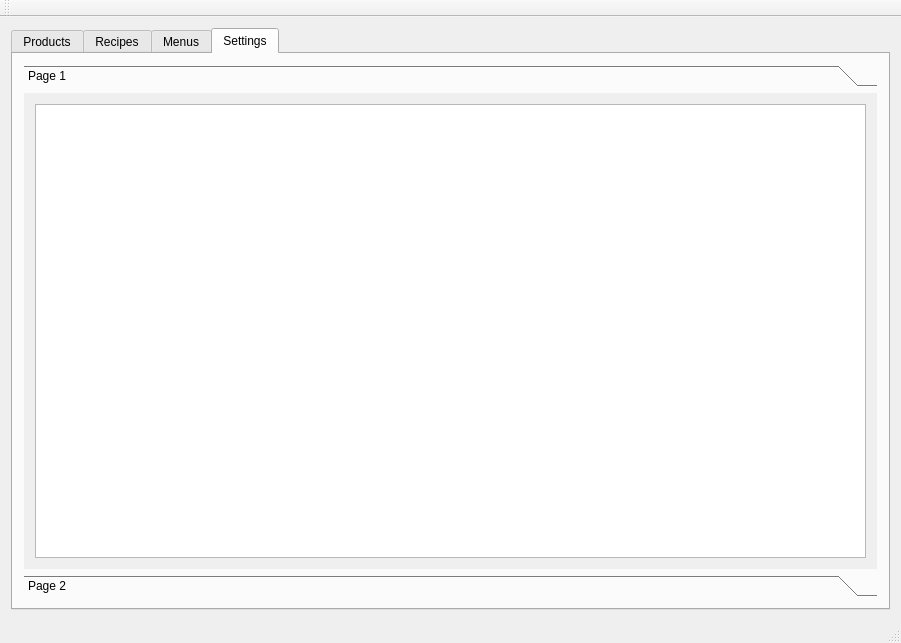
This is mainwindow.ui in Greezael/sukaldu as Qt 5 draws it before an edit. The edited form follows.
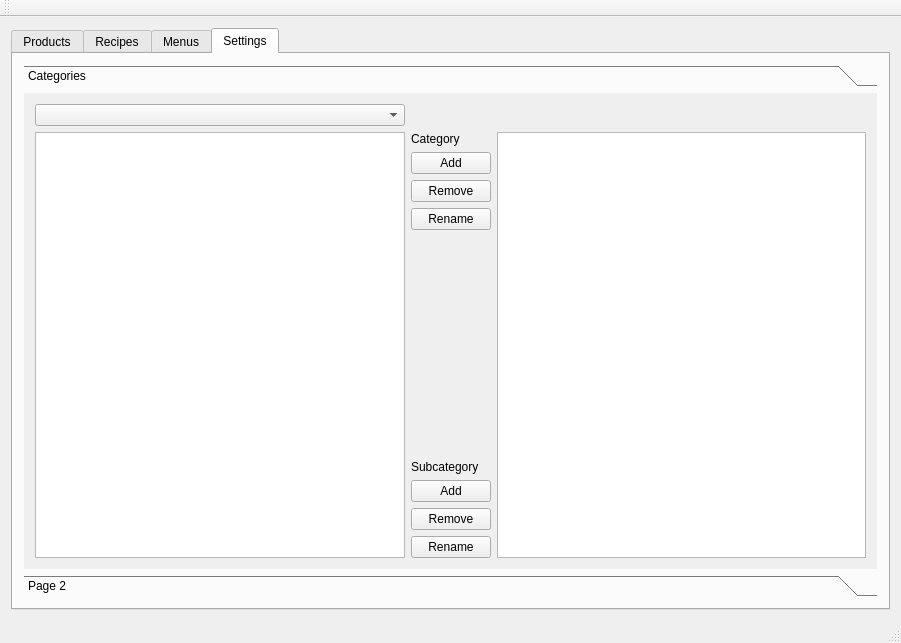
This is the edited form. The open tabs and pages were chosen to show the change.

Commit message: Settings section: listing categories and subcategories

```diff
--- a/mainwindow.ui
+++ b/mainwindow.ui
@@ -775,16 +775,91 @@
             <rect>
              <x>0</x>
              <y>0</y>
-             <width>93</width>
-             <height>93</height>
+             <width>861</width>
+             <height>434</height>
             </rect>
            </property>
            <attribute name="label">
-            <string>Page 1</string>
+            <string>Categories</string>
            </attribute>
            <layout class="QGridLayout" name="gridLayout_3">
+            <item row="4" column="1">
+             <widget class="QPushButton" name="set_cat_ren">
+              <property name="text">
+               <string>Rename</string>
+              </property>
+             </widget>
+            </item>
+            <item row="2" column="1">
+             <widget class="QPushButton" name="set_cat_add">
+              <property name="text">
+               <string>Add</string>
+              </property>
+             </widget>
+            </item>
+            <item row="7" column="1">
+             <widget class="QPushButton" name="set_subcat_add">
+              <property name="text">
+               <string>Add</string>
+              </property>
+             </widget>
+            </item>
+            <item row="8" column="1">
+             <widget class="QPushButton" name="set_subcat_rem">
+              <property name="text">
+               <string>Remove</string>
+              </property>
+             </widget>
+            </item>
+            <item row="9" column="1">
+             <widget class="QPushButton" name="set_subcat_ren">
+              <property name="text">
+               <string>Rename</string>
+              </property>
+             </widget>
+            </item>
+            <item row="5" column="1">
+             <spacer name="verticalSpacer">
+              <property name="orientation">
+               <enum>Qt::Vertical</enum>
+              </property>
+              <property name="sizeHint" stdset="0">
+               <size>
+                <width>20</width>
+                <height>40</height>
+               </size>
+              </property>
+             </spacer>
+            </item>
+            <item row="1" column="1">
+             <widget class="QLabel" name="set_cat_tag">
+              <property name="text">
+               <string>Category</string>
+              </property>
+             </widget>
+            </item>
+            <item row="1" column="0" rowspan="9">
+             <widget class="QListView" name="set_cat"/>
+            </item>
+            <item row="1" column="2" rowspan="9">
+             <widget class="QListView" name="set_subcat"/>
+            </item>
+            <item row="3" column="1">
+             <widget class="QPushButton" name="set_cat_rem">
+              <property name="text">
+               <string>Remove</string>
+              </property>
+             </widget>
+            </item>
+            <item row="6" column="1">
+             <widget class="QLabel" name="set_subcat_tag">
+              <property name="text">
+               <string>Subcategory</string>
+              </property>
+             </widget>
+            </item>
             <item row="0" column="0">
-             <widget class="QListView" name="listView"/>
+             <widget class="QComboBox" name="set_section"/>
             </item>
            </layout>
           </widget>
```
Left out of the diff: 12 changed lines with no effect on the pictures. The commit also changes 4 other files.
